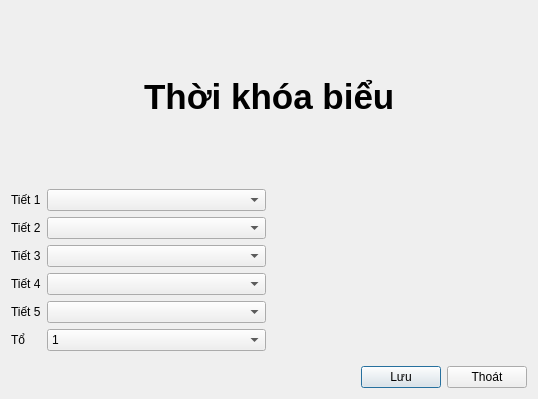
Qt form ThoiKhoaBieu.ui (tranmanhlt7a4/Theo_doi) before a commit.
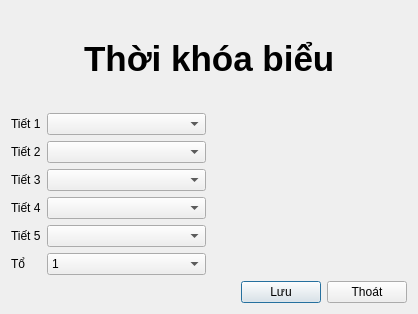
The same form after that commit. Icons and pictures are not drawn.

The edit to the form file:
```diff
--- a/ThoiKhoaBieu.ui
+++ b/ThoiKhoaBieu.ui
@@ -6,8 +6,8 @@
    <rect>
     <x>0</x>
     <y>0</y>
-    <width>538</width>
-    <height>399</height>
+    <width>418</width>
+    <height>314</height>
    </rect>
   </property>
   <property name="windowTitle">
```
Left out of the diff: 2 changed lines with no effect on the pictures.
